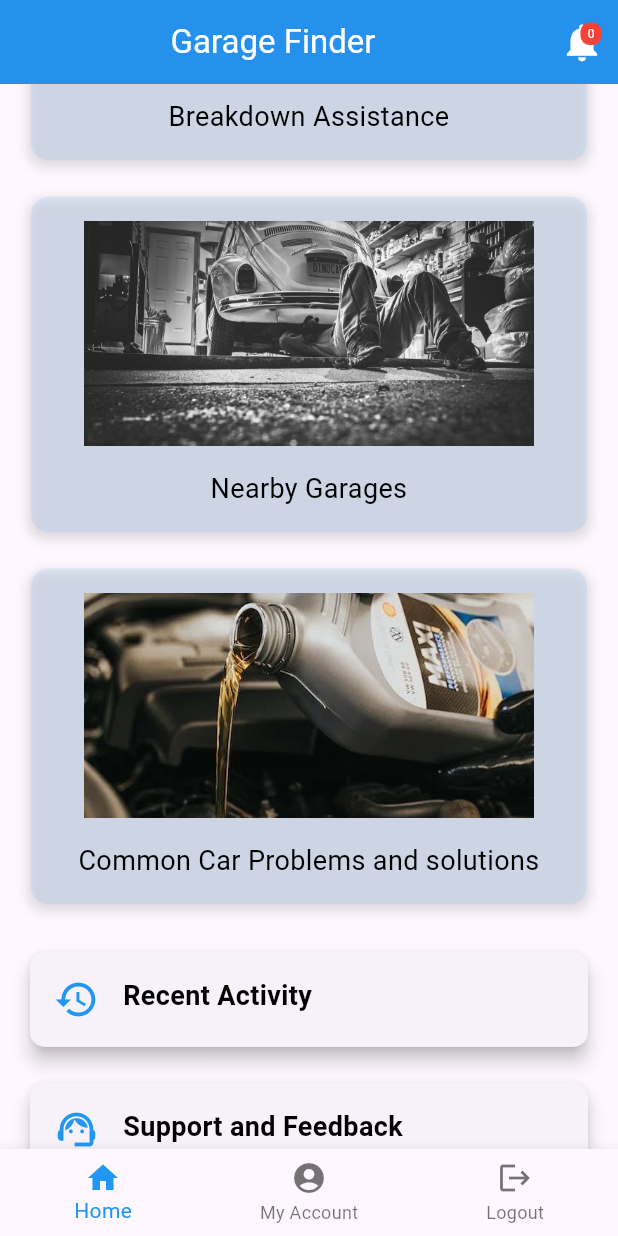
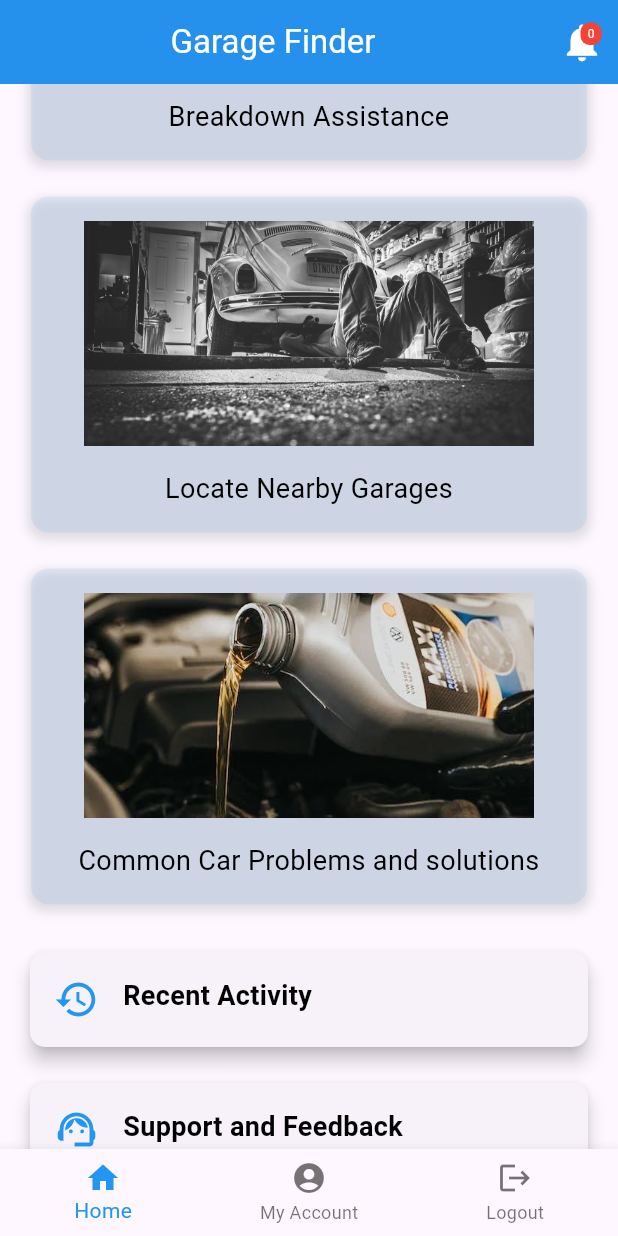
Before and after one commit to MarkhBalam/garage_finderr, a Flutter app: the screen it shows once a user with an empty profile is signed in, scrolled down 576 dp, on a phone screen of 412 x 824 dp. Run offline on Flutter 3.47's test engine with Material 3 defaults, Android fonts, the phone set to English and light mode, and no system bars; our stand-ins replace animated_splash_screen, cloud_firestore, firebase_auth, firebase_core, firebase_storage, google_maps_flutter and 3 more; missing offline and left inert: flutter_polyline_points; accounts and stored records are empty; statements that could not run were skipped.

```diff
--- a/lib/pages/home_page.dart
+++ b/lib/pages/home_page.dart
@@ -448,7 +448,7 @@ class QuickAccessButtons extends StatelessWidget {
         QuickAccessButton(
           width: screenWidth,
           imagePath: 'lib/images/undercar.jpg',
-          label: 'Nearby Garages',
+          label: 'Locate Nearby Garages',
           onPressed: () {
             Navigator.push(
               context,
```
